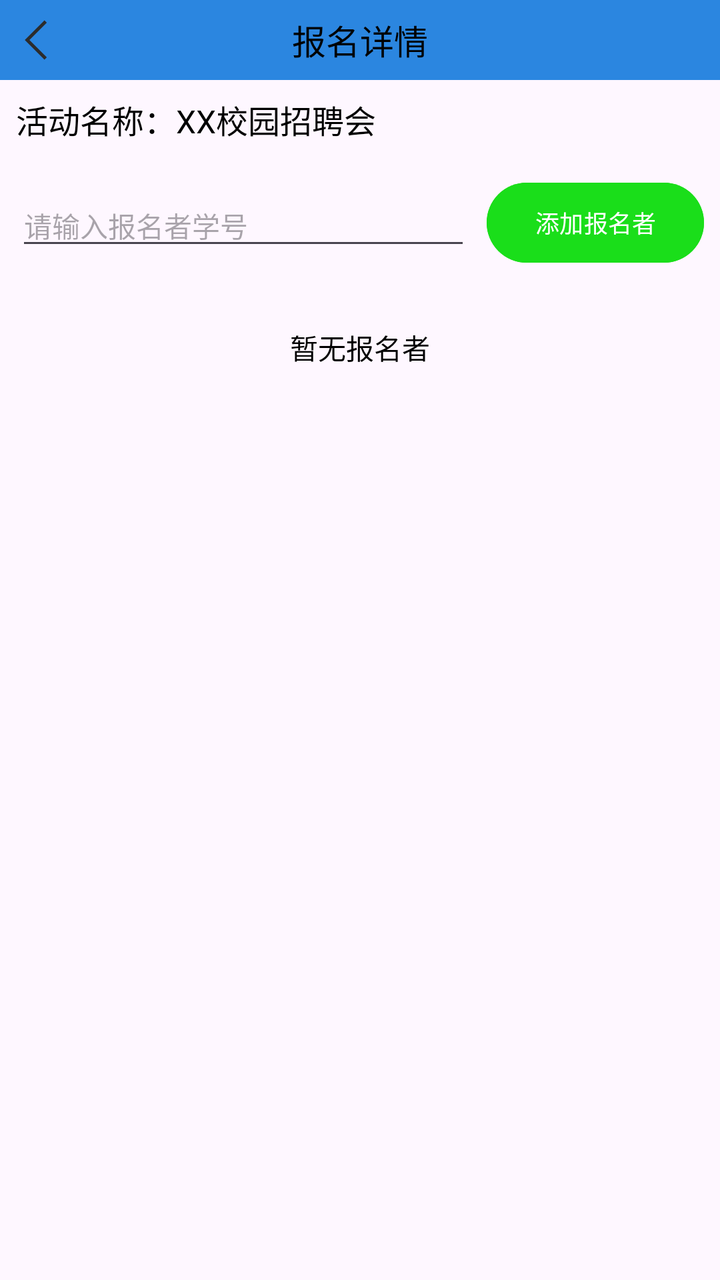
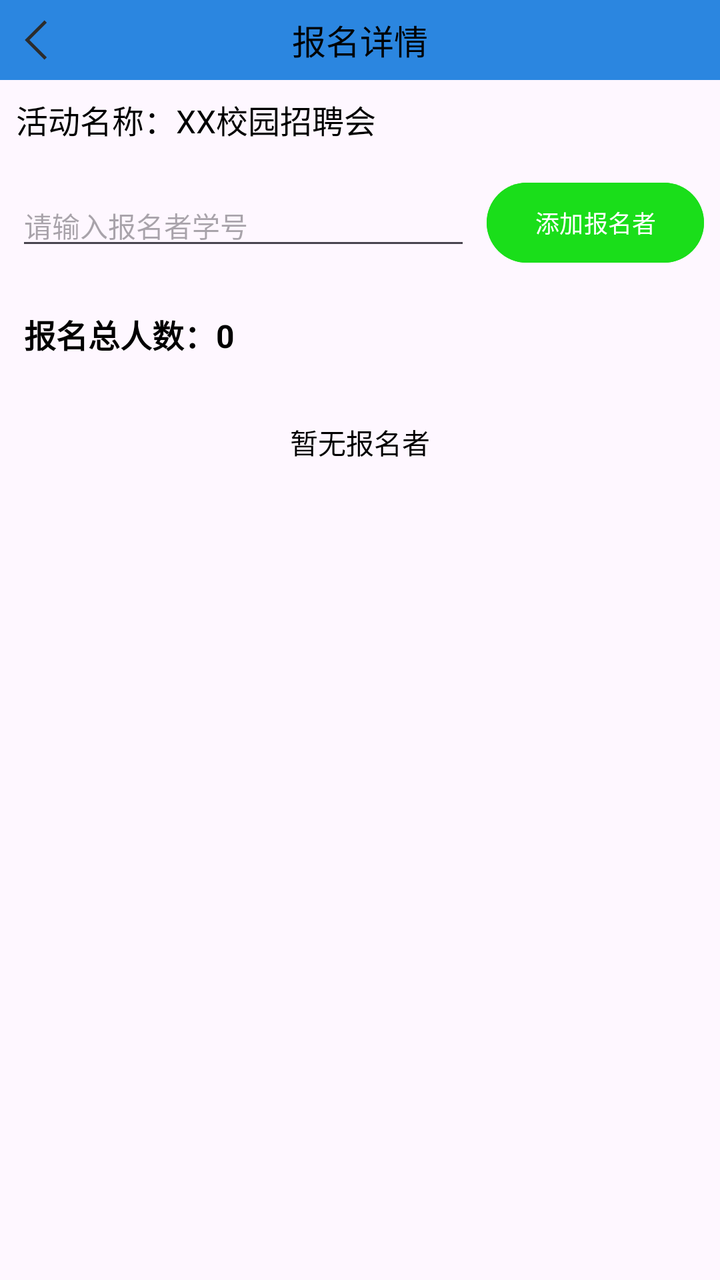

Screens rendered from an Android XML layout before and after an edit, with the pre-edit source and the edit as a unified diff.
<!-- AndroidManifest.xml: application theme Theme.CampusActivity -->
<!-- res/layout/activity_apply_detail.xml -->
<?xml version="1.0" encoding="utf-8"?>
<LinearLayout xmlns:android="http://schemas.android.com/apk/res/android"
    android:layout_width="match_parent"
    android:layout_height="match_parent"
    android:fitsSystemWindows="true"
    android:orientation="vertical">

    
    <LinearLayout
        android:layout_width="match_parent"
        android:layout_height="wrap_content"
        android:background="@color/skyBlue">

        <ImageButton
            android:id="@+id/btn_back"
            android:layout_width="40dp"
            android:layout_height="match_parent"
            android:layout_gravity="left"
            android:src="@drawable/back"
            android:backgroundTint="@color/skyBlue"
            android:padding="8dp"
            />

        <TextView
            android:layout_width="0dp"
            android:layout_height="match_parent"
            android:layout_weight="1"
            android:gravity="center"
            android:text="报名详情"
            android:textColor="@color/black"
            android:textSize="17sp" />

        <TextView
            android:layout_width="40dp"
            android:layout_height="match_parent"
            android:layout_gravity="right" />

    </LinearLayout>

    
    <TextView
        android:id="@+id/tv_activity_name"
        android:layout_width="match_parent"
        android:layout_height="wrap_content"
        android:text="活动名称：XX校园招聘会"
        android:textSize="16sp"
        android:textColor="@color/black"
        android:padding="8dp"/>

    
    <LinearLayout
        android:layout_width="match_parent"
        android:layout_height="wrap_content"
        android:orientation="horizontal"
        android:padding="8dp"
        android:gravity="center_vertical">

        <EditText
            android:id="@+id/et_student_id"
            android:layout_width="0dp"
            android:layout_height="wrap_content"
            android:layout_weight="1"
            android:hint="请输入报名者学号"
            android:textSize="14sp"
            android:inputType="number"/>

        <Button
            android:id="@+id/btn_add_applicant"
            android:layout_width="wrap_content"
            android:layout_height="wrap_content"
            android:text="添加报名者"
            android:textSize="12sp"
            android:backgroundTint="@color/green"
            android:textColor="@android:color/white"
            android:layout_marginLeft="8dp"/>
    </LinearLayout>

    
    <TextView
        android:id="@+id/tv_empty_applicant"
        android:layout_width="wrap_content"
        android:layout_height="wrap_content"
        android:text="暂无报名者"
        android:textSize="14sp"
        android:textColor="@color/black"
        android:visibility="visible"
        android:layout_gravity="center"
        android:layout_marginTop="20dp"/>

    
    <androidx.recyclerview.widget.RecyclerView
        android:id="@+id/rv_applicant_list"
        android:layout_width="match_parent"
        android:layout_height="match_parent"
        android:layout_marginTop="8dp"/>

</LinearLayout>
<!-- resources referenced by this layout -->
<resources>
  <color name="black">#FF000000</color>
  <color name="green">#1ADE1A</color>
  <color name="skyBlue">#2B86E0</color>
  <!-- drawable back (drawable) -->
  <vector xmlns:android="http://schemas.android.com/apk/res/android" android:height="24dp" android:viewportHeight="1024" android:viewportWidth="1024" android:width="24dp">
        
      <path android:fillColor="#2c2c2c" android:pathData="M607.2,931.6L187.6,512 607.2,92.4l49.3,49.3L286.3,512l370.3,370.3 -49.3,49.3z"/>
      
  </vector>
  <style name="Theme.CampusActivity" parent="Base.Theme.CampusActivity" />
  <style name="Base.Theme.CampusActivity" parent="Theme.Material3.DayNight.NoActionBar">
          
          
      </style>
</resources>

<!-- the commit's change to res/layout/activity_apply_detail.xml (unified diff, before → after) -->
@@ -75,6 +75,16 @@
             android:layout_marginLeft="8dp"/>
     </LinearLayout>
 
+    <TextView
+        android:id="@+id/tv_applicant_count"
+        android:layout_width="match_parent"
+        android:layout_height="wrap_content"
+        android:layout_margin="12dp"
+        android:text="报名总人数：0"
+        android:textColor="@color/black"
+        android:textSize="16sp"
+        android:textStyle="bold" />
+
     
     <TextView
         android:id="@+id/tv_empty_applicant"
@@ -87,6 +97,8 @@
         android:layout_gravity="center"
         android:layout_marginTop="20dp"/>
 
+
+
     
     <androidx.recyclerview.widget.RecyclerView
         android:id="@+id/rv_applicant_list"
